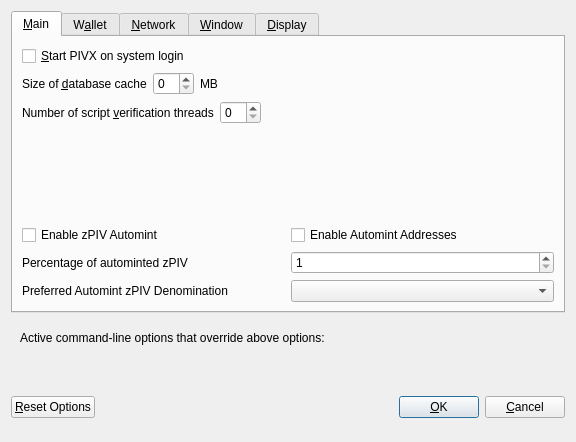
Above: src/qt/forms/optionsdialog.ui from nagrath/ICS before the change. Below: the same form after it.
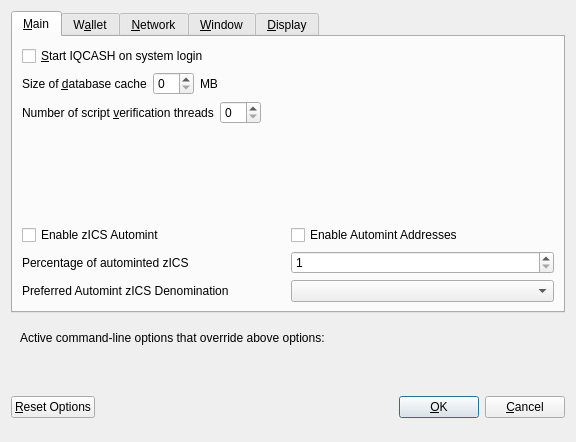
That is the form after the change. Custom widgets are drawn as their Qt base class.

Commit message: rebrand 07 - rebrand pivx to iqcash

The edit to the form file:
```diff
--- a/src/qt/forms/optionsdialog.ui
+++ b/src/qt/forms/optionsdialog.ui
@@ -33,7 +33,7 @@
           <string>Automatically start PIVX after logging in to the system.</string>
          </property>
          <property name="text">
-          <string>&amp;Start PIVX on system login</string>
+          <string>&amp;Start IQCASH on system login</string>
          </property>
         </widget>
        </item>
@@ -147,7 +147,7 @@
                <enum>Qt::LeftToRight</enum>
               </property>
               <property name="text">
-               <string>Enable zPIV Automint</string>
+               <string>Enable zICS Automint</string>
               </property>
              </widget>
             </item>
@@ -174,7 +174,7 @@
                <string>Percentage of incoming PIV which get automatically converted to zPIV via Zerocoin Protocol (min: 10%)</string>
               </property>
               <property name="text">
-               <string>Percentage of autominted zPIV</string>
+               <string>Percentage of autominted zICS</string>
               </property>
              </widget>
             </item>
@@ -207,7 +207,7 @@
                <string>Wait with automatic conversion to Zerocoin until enough PIV for this denomination is available</string>
               </property>
               <property name="text">
-               <string>Preferred Automint zPIV Denomination</string>
+               <string>Preferred Automint zICS Denomination</string>
               </property>
              </widget>
             </item>
```
Left out of the diff: 26 changed lines with no effect on the pictures. The commit also changes 396 other files.
